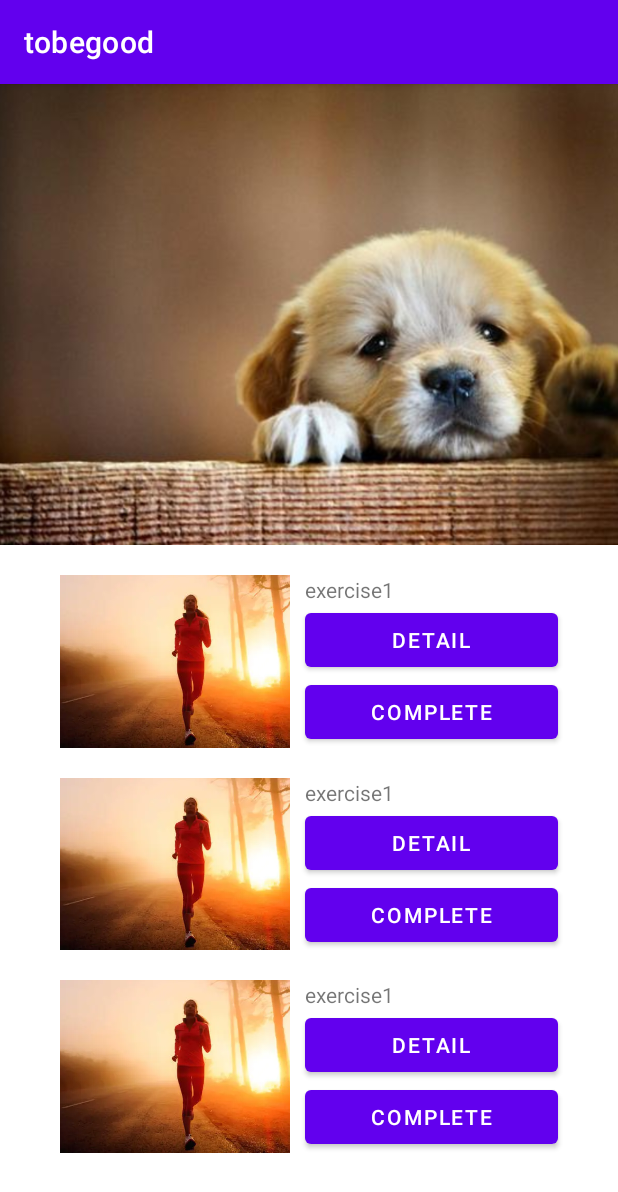
After one commit to fefish/tobegood, an Android app: the ExerciseActivity screen opened directly, with no data from a screen before it, on a phone screen of 412 x 824 dp. The commit adds this screen. Shown: the top 1192 px of the screen. Run offline under Robolectric (Android 15) with nearby library versions, the phone set to English and light mode, and no system bars.

Commit message:
commit0719.3

```diff
--- a/app/src/main/AndroidManifest.xml
+++ b/app/src/main/AndroidManifest.xml
@@ -9,7 +9,8 @@
         android:roundIcon="@mipmap/ic_launcher_round"
         android:supportsRtl="true"
         android:theme="@style/Theme.Tobegood">
-        <activity android:name=".EatActivity"></activity>
+        <activity android:name=".ExerciseActivity"></activity>
+        <activity android:name=".EatActivity" />
         <activity android:name=".Login" />
         <activity android:name=".Register" />
         <activity
--- /dev/null
+++ b/app/src/main/java/com/example/tobegood/ExerciseActivity.java
@@ -0,0 +1,14 @@
+package com.example.tobegood;
+
+import androidx.appcompat.app.AppCompatActivity;
+
+import android.os.Bundle;
+
+public class ExerciseActivity extends AppCompatActivity {
+
+    @Override
+    protected void onCreate(Bundle savedInstanceState) {
+        super.onCreate(savedInstanceState);
+        setContentView(R.layout.activity_exerciseactivity);
+    }
+}
--- /dev/null
+++ b/app/src/main/res/layout/activity_exerciseactivity.xml
@@ -0,0 +1,178 @@
+<?xml version="1.0" encoding="utf-8"?>
+<androidx.constraintlayout.widget.ConstraintLayout xmlns:android="http://schemas.android.com/apk/res/android"
+    xmlns:app="http://schemas.android.com/apk/res-auto"
+    xmlns:tools="http://schemas.android.com/tools"
+    android:layout_width="match_parent"
+    android:layout_height="match_parent"
+    tools:context=".ExerciseActivity">
+
+    <ImageView
+        android:id="@+id/Image_eat_welcome"
+        android:layout_width="0dp"
+        android:layout_height="0dp"
+        android:layout_marginStart="0dp"
+        android:layout_marginTop="0dp"
+        android:contentDescription="@string/welcome"
+        android:scaleType="centerCrop"
+        android:src="@drawable/welcome1"
+        app:layout_constraintHeight_percent="0.4"
+        app:layout_constraintLeft_toLeftOf="parent"
+        app:layout_constraintTop_toTopOf="parent"
+        app:layout_constraintWidth_percent="1"
+        />
+
+    <ImageView
+        android:id="@+id/Image_eat_exercise1"
+        android:layout_width="0dp"
+        android:layout_height="0dp"
+        android:layout_marginStart="40dp"
+        android:layout_marginTop="20dp"
+        android:contentDescription="@string/Exercise_One"
+        android:scaleType="centerCrop"
+        android:src="@drawable/exercise002"
+        app:layout_constraintHeight_percent="0.15"
+        app:layout_constraintDimensionRatio="4:3"
+        app:layout_constraintLeft_toLeftOf="parent"
+        app:layout_constraintTop_toBottomOf="@+id/Image_eat_welcome"
+        />
+
+    <TextView
+        android:id="@+id/Text_eat_exercise1_name"
+        android:layout_height="wrap_content"
+        android:text="@string/Exercise_One"
+        android:layout_width="0dp"
+        app:layout_constraintTop_toTopOf="@id/Image_eat_exercise1"
+        app:layout_constraintLeft_toRightOf="@+id/Image_eat_exercise1"
+        app:layout_constraintRight_toRightOf="parent"
+        android:layout_marginEnd="40dp"
+        android:layout_marginStart="10dp"
+        />
+
+    <Button
+        android:id="@+id/Button_eat_exercise1_detail"
+        android:text="@string/detail"
+        android:layout_width="0dp"
+        android:layout_height="wrap_content"
+        android:layout_marginStart="10dp"
+        android:layout_marginEnd="40dp"
+        app:layout_constraintLeft_toRightOf="@+id/Image_eat_exercise1"
+        app:layout_constraintTop_toBottomOf="@+id/Text_eat_exercise1_name"
+        app:layout_constraintRight_toRightOf="parent"
+        />
+
+    <Button
+        android:id="@+id/Button_eat_exercise1_complete"
+        android:text="@string/complete"
+        android:layout_width="0dp"
+        android:layout_height="wrap_content"
+        android:layout_marginStart="10dp"
+        android:layout_marginEnd="40dp"
+        app:layout_constraintLeft_toRightOf="@+id/Image_eat_exercise1"
+        app:layout_constraintTop_toBottomOf="@+id/Button_eat_exercise1_detail"
+        app:layout_constraintRight_toRightOf="parent"
+        />
+
+    <ImageView
+        android:id="@+id/Image_eat_exercise2"
+        android:layout_width="0dp"
+        android:layout_height="0dp"
+        android:layout_marginStart="40dp"
+        android:layout_marginTop="20dp"
+        android:contentDescription="@string/Exercise_Two"
+        android:scaleType="centerCrop"
+        android:src="@drawable/exercise002"
+        app:layout_constraintHeight_percent="0.15"
+        app:layout_constraintDimensionRatio="4:3"
+        app:layout_constraintLeft_toLeftOf="parent"
+        app:layout_constraintTop_toBottomOf="@+id/Image_eat_exercise1"
+        />
+
+    <TextView
+        android:id="@+id/Text_eat_exercise2_name"
+        android:layout_height="wrap_content"
+        android:text="@string/Exercise_One"
+        android:layout_width="0dp"
+        app:layout_constraintTop_toTopOf="@id/Image_eat_exercise2"
+        app:layout_constraintLeft_toRightOf="@+id/Image_eat_exercise2"
+        app:layout_constraintRight_toRightOf="parent"
+        android:layout_marginEnd="40dp"
+        android:layout_marginStart="10dp"
+        />
+
+    <Button
+        android:id="@+id/Button_eat_exercise2_detail"
+        android:text="@string/detail"
+        android:layout_width="0dp"
+        android:layout_height="wrap_content"
+        android:layout_marginStart="10dp"
+        android:layout_marginEnd="40dp"
+        app:layout_constraintLeft_toRightOf="@+id/Image_eat_exercise2"
+        app:layout_constraintTop_toBottomOf="@+id/Text_eat_exercise2_name"
+        app:layout_constraintRight_toRightOf="parent"
+        />
+
+    <Button
+        android:id="@+id/Button_eat_exercise2_complete"
+        android:text="@string/complete"
+        android:layout_width="0dp"
+        android:layout_height="wrap_content"
+        android:layout_marginStart="10dp"
+        android:layout_marginEnd="40dp"
+        app:layout_constraintLeft_toRightOf="@+id/Image_eat_exercise2"
+        app:layout_constraintTop_toBottomOf="@+id/Button_eat_exercise2_detail"
+        app:layout_constraintRight_toRightOf="parent"
+        />
+
+    <ImageView
+        android:id="@+id/Image_eat_exercise3"
+        android:layout_width="0dp"
+        android:layout_height="0dp"
+        android:layout_marginStart="40dp"
+        android:layout_marginTop="20dp"
+        android:contentDescription="@string/Exercise_Three"
+        android:scaleType="centerCrop"
+        android:src="@drawable/exercise002"
+        app:layout_constraintHeight_percent="0.15"
+        app:layout_constraintDimensionRatio="4:3"
+        app:layout_constraintLeft_toLeftOf="parent"
+        app:layout_constraintTop_toBottomOf="@+id/Image_eat_exercise2"
+        />
+
+    <TextView
+        android:id="@+id/Text_eat_exercise3_name"
+        android:layout_height="wrap_content"
+        android:text="@string/Exercise_One"
+        android:layout_width="0dp"
+        app:layout_constraintTop_toTopOf="@id/Image_eat_exercise3"
+        app:layout_constraintLeft_toRightOf="@+id/Image_eat_exercise3"
+        app:layout_constraintRight_toRightOf="parent"
+        android:layout_marginEnd="40dp"
+        android:layout_marginStart="10dp"
+        />
+
+    <Button
+        android:id="@+id/Button_eat_exercise3_detail"
+        android:text="@string/detail"
+        android:layout_width="0dp"
+        android:layout_height="wrap_content"
+        android:layout_marginStart="10dp"
+        android:layout_marginEnd="40dp"
+        app:layout_constraintLeft_toRightOf="@+id/Image_eat_exercise3"
+        app:layout_constraintTop_toBottomOf="@+id/Text_eat_exercise3_name"
+        app:layout_constraintRight_toRightOf="parent"
+        />
+
+    <Button
+        android:id="@+id/Button_eat_exercise3_complete"
+        android:text="@string/complete"
+        android:layout_width="0dp"
+        android:layout_height="wrap_content"
+        android:layout_marginStart="10dp"
+        android:layout_marginEnd="40dp"
+        app:layout_constraintLeft_toRightOf="@+id/Image_eat_exercise3"
+        app:layout_constraintTop_toBottomOf="@+id/Button_eat_exercise3_detail"
+        app:layout_constraintRight_toRightOf="parent"
+        />
+
+
+</androidx.constraintlayout.widget.ConstraintLayout>
--- a/app/src/main/res/values/strings.xml
+++ b/app/src/main/res/values/strings.xml
@@ -27,6 +27,9 @@
     <string name="Recipe_One">recipe1</string>
     <string name="Recipe_Two">recipe2</string>
     <string name="Recipe_Three">recipe3</string>
+    <string name="Exercise_One">exercise1</string>
+    <string name="Exercise_Two">exercise2</string>
+    <string name="Exercise_Three">exercise3</string>
     <string name="detail">detail</string>
     <string name="complete">complete</string>
 </resources>
```
Also changed, not shown: app/src/main/res/drawable-v24/exercise002.jpg (added).
